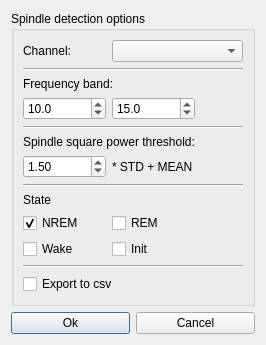
First picture: the form in MiSleep/gui/uis/spindle_detect_dialog.ui, repository BryanWang0702/MiSleep, before the edit.
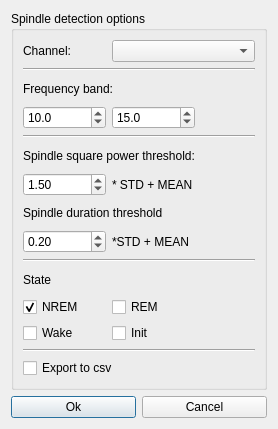
Second picture: the form after the edit. Icons and pictures are not drawn.

Commit message: remove the highDPIEnable in each window, the warning removed. Spindle detection add duration threshold

Patch:
```diff
--- a/MiSleep/gui/uis/spindle_detect_dialog.ui
+++ b/MiSleep/gui/uis/spindle_detect_dialog.ui
@@ -6,8 +6,8 @@
    <rect>
     <x>0</x>
     <y>0</y>
-    <width>266</width>
-    <height>334</height>
+    <width>278</width>
+    <height>429</height>
    </rect>
   </property>
   <property name="windowTitle">
@@ -24,6 +24,27 @@
       <string>Spindle detection options</string>
      </property>
      <layout class="QGridLayout" name="gridLayout_2">
+      <item row="12" column="0">
+       <widget class="QCheckBox" name="WakeCheckbox">
+        <property name="text">
+         <string>Wake</string>
+        </property>
+       </widget>
+      </item>
+      <item row="6" column="0">
+       <widget class="QDoubleSpinBox" name="StdEditor">
+        <property name="value">
+         <double>1.500000000000000</double>
+        </property>
+       </widget>
+      </item>
+      <item row="14" column="0" colspan="3">
+       <widget class="QCheckBox" name="ExportCheckbox">
+        <property name="text">
+         <string>Export to csv</string>
+        </property>
+       </widget>
+      </item>
       <item row="1" column="0" colspan="3">
        <widget class="Line" name="line">
         <property name="orientation">
@@ -31,30 +52,10 @@
         </property>
        </widget>
       </item>
-      <item row="3" column="1">
-       <widget class="QDoubleSpinBox" name="FreqHighEditor">
-        <property name="decimals">
-         <number>1</number>
-        </property>
-        <property name="value">
-         <double>15.000000000000000</double>
-        </property>
-       </widget>
-      </item>
-      <item row="2" column="0" colspan="3">
-       <widget class="QLabel" name="label_2">
+      <item row="11" column="1">
+       <widget class="QCheckBox" name="REMCheckbox">
         <property name="text">
-         <string>Frequency band:</string>
-        </property>
-       </widget>
-      </item>
-      <item row="0" column="1" colspan="2">
-       <widget class="QComboBox" name="ChannelComBox"/>
-      </item>
-      <item row="10" column="1">
-       <widget class="QCheckBox" name="InitCheckbox">
-        <property name="text">
-         <string>Init</string>
+         <string>REM</string>
         </property>
        </widget>
       </item>
@@ -65,52 +66,31 @@
         </property>
        </widget>
       </item>
-      <item row="10" column="0">
-       <widget class="QCheckBox" name="WakeCheckbox">
+      <item row="6" column="1">
+       <widget class="QLabel" name="label_5">
         <property name="text">
-         <string>Wake</string>
+         <string>* STD + MEAN</string>
         </property>
        </widget>
       </item>
-      <item row="9" column="1">
-       <widget class="QCheckBox" name="REMCheckbox">
-        <property name="text">
-         <string>REM</string>
-        </property>
-       </widget>
-      </item>
-      <item row="11" column="0" colspan="3">
-       <widget class="Line" name="line_4">
-        <property name="orientation">
-         <enum>Qt::Horizontal</enum>
-        </property>
-       </widget>
-      </item>
-      <item row="3" column="0">
-       <widget class="QDoubleSpinBox" name="FreqLowEditor">
-        <property name="decimals">
-         <number>1</number>
-        </property>
-        <property name="value">
-         <double>10.000000000000000</double>
-        </property>
-       </widget>
-      </item>
-      <item row="8" column="0" colspan="3">
+      <item row="10" column="0" colspan="3">
        <widget class="QLabel" name="label_4">
         <property name="text">
          <string>State</string>
         </property>
        </widget>
       </item>
-      <item row="12" column="0" colspan="3">
-       <widget class="QCheckBox" name="ExportCheckbox">
+      <item row="12" column="1">
+       <widget class="QCheckBox" name="InitCheckbox">
         <property name="text">
-         <string>Export to csv</string>
+         <string>Init</string>
         </property>
        </widget>
       </item>
-      <item row="9" column="0">
+      <item row="0" column="1" colspan="2">
+       <widget class="QComboBox" name="ChannelComBox"/>
+      </item>
+      <item row="11" column="0">
        <widget class="QCheckBox" name="NREMCheckbox">
         <property name="text">
          <string>NREM</string>
@@ -120,17 +100,17 @@
         </property>
        </widget>
       </item>
-      <item row="7" column="0" colspan="3">
-       <widget class="Line" name="line_3">
+      <item row="4" column="0" colspan="3">
+       <widget class="Line" name="line_2">
         <property name="orientation">
          <enum>Qt::Horizontal</enum>
         </property>
        </widget>
       </item>
-      <item row="6" column="0">
-       <widget class="QDoubleSpinBox" name="StdEditor">
-        <property name="value">
-         <double>1.500000000000000</double>
+      <item row="2" column="0" colspan="3">
+       <widget class="QLabel" name="label_2">
+        <property name="text">
+         <string>Frequency band:</string>
         </property>
        </widget>
       </item>
@@ -141,17 +121,58 @@
         </property>
        </widget>
       </item>
-      <item row="4" column="0" colspan="3">
-       <widget class="Line" name="line_2">
+      <item row="13" column="0" colspan="3">
+       <widget class="Line" name="line_4">
         <property name="orientation">
          <enum>Qt::Horizontal</enum>
         </property>
        </widget>
       </item>
-      <item row="6" column="1">
-       <widget class="QLabel" name="label_5">
+      <item row="9" column="0" colspan="3">
+       <widget class="Line" name="line_3">
+        <property name="orientation">
+         <enum>Qt::Horizontal</enum>
+        </property>
+       </widget>
+      </item>
+      <item row="7" column="0" colspan="3">
+       <widget class="QLabel" name="label_6">
         <property name="text">
-         <string>* STD + MEAN</string>
+         <string>Spindle duration threshold</string>
+        </property>
+       </widget>
+      </item>
+      <item row="3" column="0">
+       <widget class="QDoubleSpinBox" name="FreqLowEditor">
+        <property name="decimals">
+         <number>1</number>
+        </property>
+        <property name="value">
+         <double>10.000000000000000</double>
+        </property>
+       </widget>
+      </item>
+      <item row="3" column="1">
+       <widget class="QDoubleSpinBox" name="FreqHighEditor">
+        <property name="decimals">
+         <number>1</number>
+        </property>
+        <property name="value">
+         <double>15.000000000000000</double>
+        </property>
+       </widget>
+      </item>
+      <item row="8" column="0">
+       <widget class="QDoubleSpinBox" name="durationThresholdEditor">
+        <property name="value">
+         <double>0.200000000000000</double>
+        </property>
+       </widget>
+      </item>
+      <item row="8" column="1">
+       <widget class="QLabel" name="label_7">
+        <property name="text">
+         <string>*STD + MEAN</string>
         </property>
        </widget>
       </item>
```
The commit also changes 9 other files.
